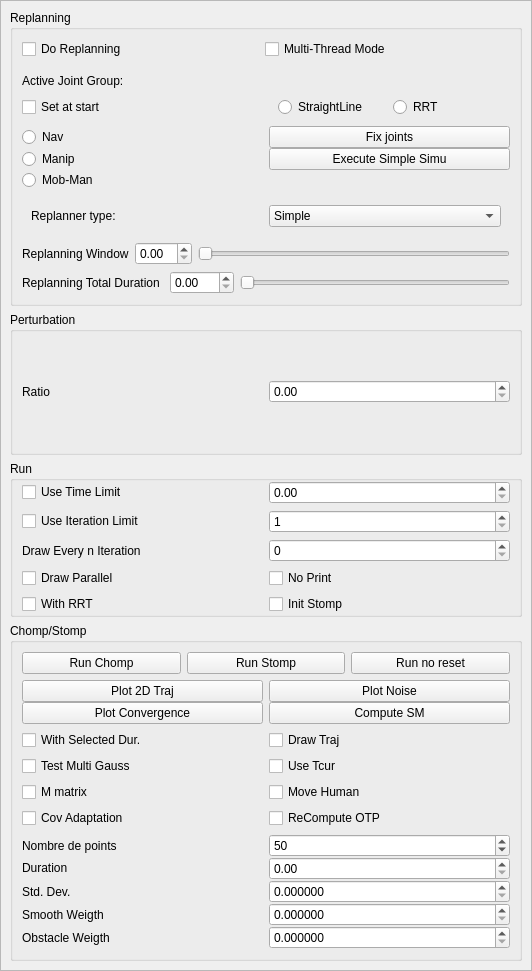
The window that src/move3d-qt-gui-libs/src/qtMainInterface/sideWidgets/qtReplanning.ui (jmainpri/move3d-studio) describes before a commit, drawn with Qt 5.
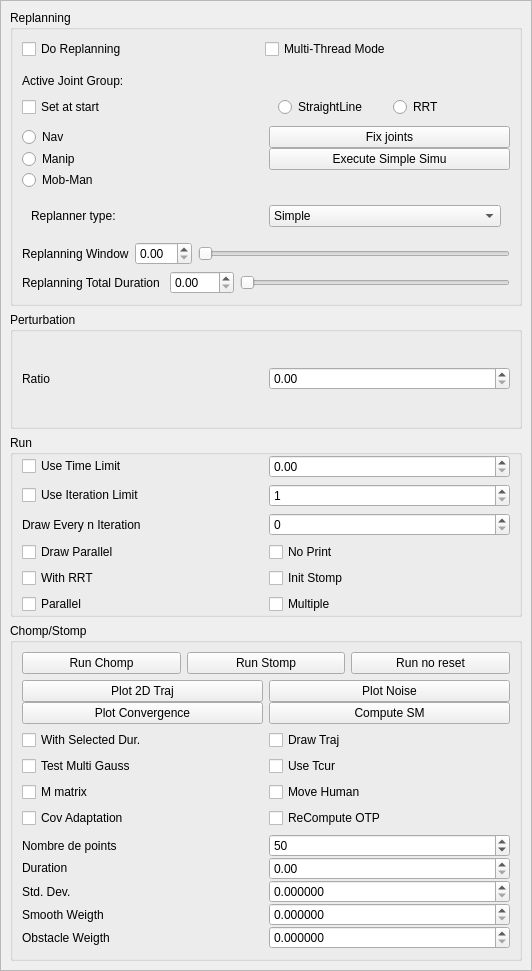
The same window after the commit.

The edit to the form file:
```diff
--- a/src/move3d-qt-gui-libs/src/qtMainInterface/sideWidgets/qtReplanning.ui
+++ b/src/move3d-qt-gui-libs/src/qtMainInterface/sideWidgets/qtReplanning.ui
@@ -27,8 +27,8 @@
        <rect>
         <x>0</x>
         <y>0</y>
-        <width>530</width>
-        <height>969</height>
+        <width>514</width>
+        <height>979</height>
        </rect>
       </property>
       <layout class="QVBoxLayout" name="verticalLayout_2">
@@ -368,6 +368,20 @@
             </property>
            </widget>
           </item>
+          <item row="7" column="0">
+           <widget class="QCheckBox" name="checkBoxStompParallel">
+            <property name="text">
+             <string>Parallel</string>
+            </property>
+           </widget>
+          </item>
+          <item row="7" column="1">
+           <widget class="QCheckBox" name="checkBoxMultipleStomp">
+            <property name="text">
+             <string>Multiple</string>
+            </property>
+           </widget>
+          </item>
          </layout>
         </widget>
        </item>
```
Left out of the diff: 6 changed lines with no effect on the pictures.
